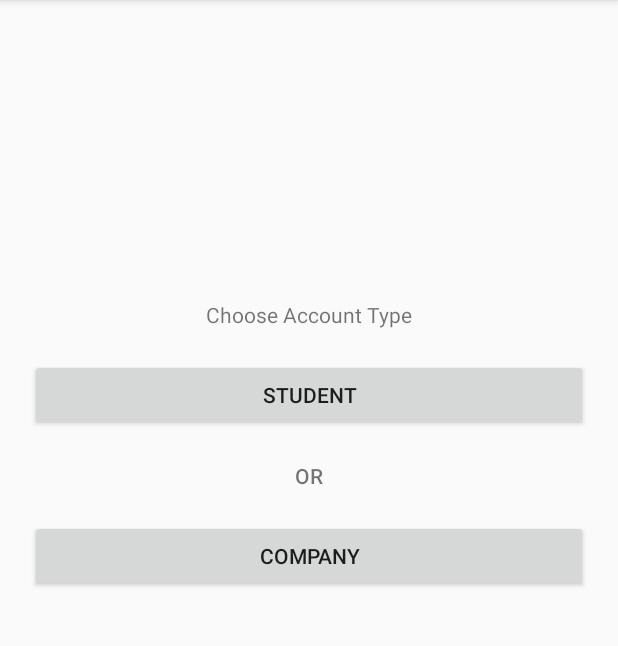
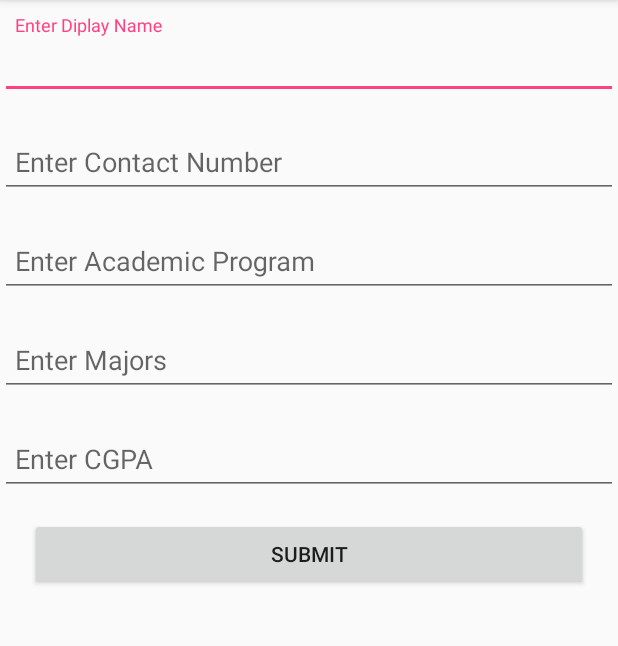
Before and after one commit to jawadhassan/CampusRecruitmentSystem, an Android app: the ProfileDataFragment screen opened directly, with no data from a screen before it, after a tap on "STUDENT", on a phone screen of 412 x 824 dp, the part 84-730 px from its top. Run offline under Robolectric (Android 15) with nearby library versions, the phone set to English and light mode, and no system bars; our stand-ins replace Firebase (no records; nobody signed in at launch, a user with empty details on screens opened directly).

Commit message:
StudentProfileCreationCompleted

```diff
--- a/app/src/main/AndroidManifest.xml
+++ b/app/src/main/AndroidManifest.xml
@@ -26,6 +26,10 @@
         <activity android:name=".ProfileDataActivity">
         </activity>
 
+
+        <activity android:name=".StudentProfileCreationActivity">
+        </activity>
+
     </application>
 
 </manifest>
--- a/app/src/main/java/com/example/hamid_pc/campusrecruitmentsystem/ProfileDataFragment.java
+++ b/app/src/main/java/com/example/hamid_pc/campusrecruitmentsystem/ProfileDataFragment.java
@@ -1,5 +1,6 @@
 package com.example.hamid_pc.campusrecruitmentsystem;
 
+import android.content.Intent;
 import android.os.Bundle;
 import android.support.annotation.Nullable;
 import android.support.v4.app.Fragment;
@@ -46,6 +47,9 @@ public class ProfileDataFragment  extends Fragment{
                 //Intent intent = StudentProfileActivity.newIntent(getContext());
                 //startActivity(intent);
                 Log.d("Check","In Profile DataFragment: Student Selected");
+                Intent studentProfileIntent = StudentProfileCreationActivity.NewIntent(getActivity());
+                startActivity(studentProfileIntent);
+
             }
         });
         return view;
--- a/app/src/main/java/com/example/hamid_pc/campusrecruitmentsystem/StudentProfileCreationActivity.java
+++ b/app/src/main/java/com/example/hamid_pc/campusrecruitmentsystem/StudentProfileCreationActivity.java
@@ -1,15 +1,23 @@
 package com.example.hamid_pc.campusrecruitmentsystem;
 
 
+import android.content.Context;
+import android.content.Intent;
 import android.os.Bundle;
 import android.support.v4.app.Fragment;
 
 public class StudentProfileCreationActivity extends SingleFragmentActivity {
 
 
+
+    public static Intent NewIntent(Context PackageContext){
+        Intent intent = new Intent(PackageContext,StudentProfileCreationActivity.class);
+        return intent;
+    }
+
     @Override
     protected Fragment createFragment() {
-        return null;
+        return StudentProfileCreationFragment.NewInstance();
     }
 
     @Override
--- a/app/src/main/java/com/example/hamid_pc/campusrecruitmentsystem/StudentProfileCreationFragment.java
+++ b/app/src/main/java/com/example/hamid_pc/campusrecruitmentsystem/StudentProfileCreationFragment.java
@@ -4,9 +4,17 @@ package com.example.hamid_pc.campusrecruitmentsystem;
 import android.os.Bundle;
 import android.support.annotation.Nullable;
 import android.support.v4.app.Fragment;
+import android.util.Log;
+import android.view.LayoutInflater;
+import android.view.View;
+import android.view.ViewGroup;
+import android.widget.Button;
+import android.widget.EditText;
 
+import com.google.firebase.auth.FirebaseAuth;
 import com.google.firebase.database.DatabaseReference;
 import com.google.firebase.database.FirebaseDatabase;
+import com.google.firebase.storage.StorageReference;
 
 public class StudentProfileCreationFragment extends Fragment {
 
@@ -14,15 +22,83 @@ public class StudentProfileCreationFragment extends Fragment {
     private FirebaseDatabase mFirebaseDatabase;
     private DatabaseReference mDatabaseReference;
     private DatabaseReference mDatabaseUserReference;
+    private EditText mEditTextName;
+    private EditText mEditTextContact;
+    private EditText mEditTextProgram;
+    private EditText mEditTextMajors;
+    private EditText mEditTextCGPA;
+
+    private  String mName;
+    private  String mContactNum;
+    private  String mAcademicProgram;
+    private  String mMajors;
+    private  String mCGPA;
+    private  Button mSubmit;
+    private  String mUuid;
+    private String mEmail;
+
+
+    private  Student mStudent;
+    private  User mUser;
+
+
+    public static StudentProfileCreationFragment NewInstance(){
+        StudentProfileCreationFragment studentProfileCreationFragment = new StudentProfileCreationFragment();
+        return studentProfileCreationFragment;
+    }
+
+
 
     @Override
     public void onCreate(@Nullable Bundle savedInstanceState) {
         super.onCreate(savedInstanceState);
         mFirebaseDatabase = FirebaseDatabase.getInstance();
-        mDatabaseReference = mFirebaseDatabase.getReference().child("student");
-        mDatabaseUserReference = mFirebaseDatabase.getReference().child("user");
+        mDatabaseReference = mFirebaseDatabase.getReference().child("students");
+        mDatabaseUserReference = mFirebaseDatabase.getReference().child("users");
+
     }
 
 
 
+
+    @Nullable
+    @Override
+    public View onCreateView(LayoutInflater inflater, @Nullable ViewGroup container, @Nullable Bundle savedInstanceState) {
+        View view = inflater.inflate(R.layout.fragment_student_profile_creation, container, false);
+        mEditTextName = (EditText) view.findViewById(R.id.view_edittext_name);
+        mEditTextContact = (EditText) view.findViewById(R.id.view_edittext_contact_num);
+        mEditTextProgram = (EditText) view.findViewById(R.id.view_edittext_program);
+        mEditTextMajors = (EditText) view.findViewById(R.id.view_edittext_majors);
+        mEditTextCGPA = (EditText) view.findViewById(R.id.view_edittext_cgpa);
+
+        mSubmit = (Button) view.findViewById(R.id.button_submit);
+        mSubmit.setOnClickListener(new View.OnClickListener() {
+            @Override
+            public void onClick(View v) {
+               mName = mEditTextName.getText().toString();
+                mAcademicProgram = mEditTextProgram.getText().toString();
+                mMajors = mEditTextMajors.getText().toString();
+                mContactNum = mEditTextContact.getText().toString();
+                mCGPA = mEditTextCGPA.getText().toString();
+                mUuid = FirebaseAuth.getInstance().getCurrentUser().getUid();
+                mEmail = FirebaseAuth.getInstance().getCurrentUser().getEmail();
+
+
+                mStudent = new Student(mUuid, mName,mContactNum,mEmail,mAcademicProgram,mMajors,mCGPA);
+                mDatabaseReference.push().setValue(mStudent);
+
+
+                mUser = new User(mUuid,"student");
+                mDatabaseUserReference.push().setValue(mUser);
+
+                Log.d("Check","Student Profile Creation");
+
+               // Intent intent = CourseListStudentPanelActivity.newIntent(getActivity());
+               // startActivity(intent);
+            }
+        });
+        return view;
+
+    }
+
 }
--- /dev/null
+++ b/app/src/main/res/layout/fragment_student_profile_creation.xml
@@ -0,0 +1,125 @@
+<?xml version="1.0" encoding="utf-8"?>
+<LinearLayout xmlns:android="http://schemas.android.com/apk/res/android"
+android:layout_width="match_parent"
+android:layout_height="match_parent"
+android:orientation="vertical">
+
+
+<android.support.design.widget.TextInputLayout
+    android:id="@+id/view_edittext_layout_name"
+    android:layout_width="match_parent"
+    android:layout_height="wrap_content"
+    android:layout_centerHorizontal="true"
+    android:layout_marginTop="10dp">
+
+    <EditText
+        android:id="@+id/view_edittext_name"
+        android:layout_width="match_parent"
+        android:layout_height="wrap_content"
+        android:layout_marginTop="20dp"
+        android:ems="10"
+        android:hint="@string/profile_edittext_name"
+        android:inputType="text"
+        android:paddingLeft="10dp" />
+
+</android.support.design.widget.TextInputLayout>
+
+<android.support.design.widget.TextInputLayout
+    android:id="@+id/view_edittext_layout_contact_num"
+    android:layout_width="match_parent"
+    android:layout_height="wrap_content"
+    android:layout_centerHorizontal="true"
+    android:layout_marginTop="10dp">
+
+    <EditText
+        android:id="@+id/view_edittext_contact_num"
+        android:layout_width="match_parent"
+        android:layout_height="wrap_content"
+        android:layout_marginTop="20dp"
+        android:ems="10"
+        android:hint="@string/profile_edittext_num"
+        android:inputType="text"
+        android:paddingLeft="10dp" />
+
+</android.support.design.widget.TextInputLayout>
+
+    <android.support.design.widget.TextInputLayout
+        android:id="@+id/view_edittext_layout_program"
+        android:layout_width="match_parent"
+        android:layout_height="wrap_content"
+        android:layout_centerHorizontal="true"
+        android:layout_marginTop="10dp">
+
+        <EditText
+            android:id="@+id/view_edittext_program"
+            android:layout_width="match_parent"
+            android:layout_height="wrap_content"
+            android:layout_marginTop="20dp"
+            android:ems="10"
+            android:hint="@string/profile_edittext_program"
+            android:inputType="text"
+            android:paddingLeft="10dp" />
+
+    </android.support.design.widget.TextInputLayout>
+
+
+    <android.support.design.widget.TextInputLayout
+        android:id="@+id/view_edittext_layout_majors"
+        android:layout_width="match_parent"
+        android:layout_height="wrap_content"
+        android:layout_centerHorizontal="true"
+        android:layout_marginTop="10dp">
+
+        <EditText
+            android:id="@+id/view_edittext_majors"
+            android:layout_width="match_parent"
+            android:layout_height="wrap_content"
+            android:layout_marginTop="20dp"
+            android:ems="10"
+            android:hint="@string/profile_edittext_majors"
+            android:inputType="text"
+            android:paddingLeft="10dp" />
+
+    </android.support.design.widget.TextInputLayout>
+
+
+    <android.support.design.widget.TextInputLayout
+        android:id="@+id/view_edittext_layout_cgpa"
+        android:layout_width="match_parent"
+        android:layout_height="wrap_content"
+        android:layout_centerHorizontal="true"
+        android:layout_marginTop="10dp">
+
+        <EditText
+            android:id="@+id/view_edittext_cgpa"
+            android:layout_width="match_parent"
+            android:layout_height="wrap_content"
+            android:layout_marginTop="20dp"
+            android:ems="10"
+            android:hint="@string/profile_edittext_cgpa"
+            android:inputType="text"
+            android:paddingLeft="10dp" />
+
+    </android.support.design.widget.TextInputLayout>
+
+<Button
+    android:id="@+id/button_submit"
+    android:layout_width="match_parent"
+    android:layout_height="wrap_content"
+    android:layout_gravity="center"
+    android:layout_marginBottom="5dp"
+    android:layout_marginEnd="20dp"
+    android:layout_marginLeft="20dp"
+    android:layout_marginRight="20dp"
+    android:layout_marginStart="20dp"
+    android:layout_marginTop="15dp"
+    android:fontFamily="sans-serif-medium"
+    android:paddingLeft="16dp"
+    android:paddingRight="16dp"
+    android:text="@string/button_submit"
+    android:textSize="14sp"
+
+
+    />
+
+</LinearLayout>
--- a/app/src/main/res/values/strings.xml
+++ b/app/src/main/res/values/strings.xml
@@ -5,5 +5,11 @@
     <string name="student_picker">Student</string>
     <string name="company_picker">Company</string>
     <string name="profile_picker">Choose Account Type</string>
+    <string name="profile_edittext_cgpa">Enter CGPA</string>
+    <string name="profile_edittext_program">Enter Academic Program</string>
+    <string name="profile_edittext_num">Enter Contact Number</string>
+    <string name="profile_edittext_majors">Enter Majors</string>
+    <string name="button_submit">Submit</string>
+    <string name="profile_edittext_name">Enter Diplay Name</string>
     <string name="or">OR</string>
 </resources>
```
Also changed, not shown: app/src/main/java/com/example/hamid_pc/campusrecruitmentsystem/CompanyProfileCreationActivity.java (added, +17 -0 lines), app/src/main/java/com/example/hamid_pc/campusrecruitmentsystem/CompanyProfileCreationFragment.java (added, +22 -0 lines), app/src/main/java/com/example/hamid_pc/campusrecruitmentsystem/Student.java (+47 -2 lines), app/src/main/res/layout/fragment_company_profile_creation.xml (added, +105 -0 lines).
